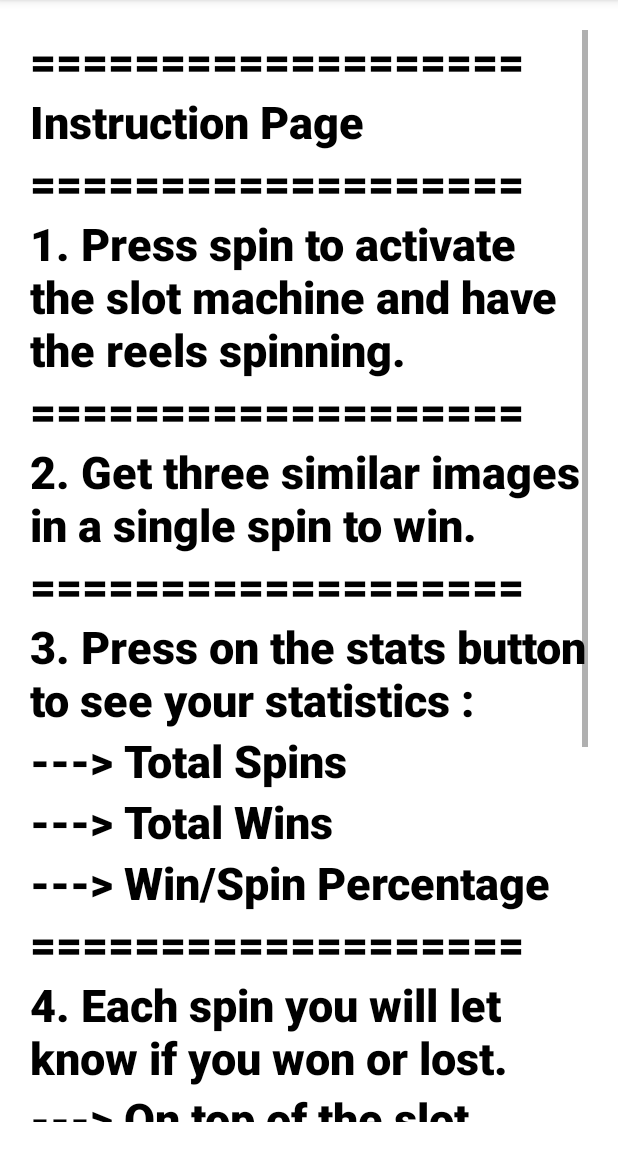
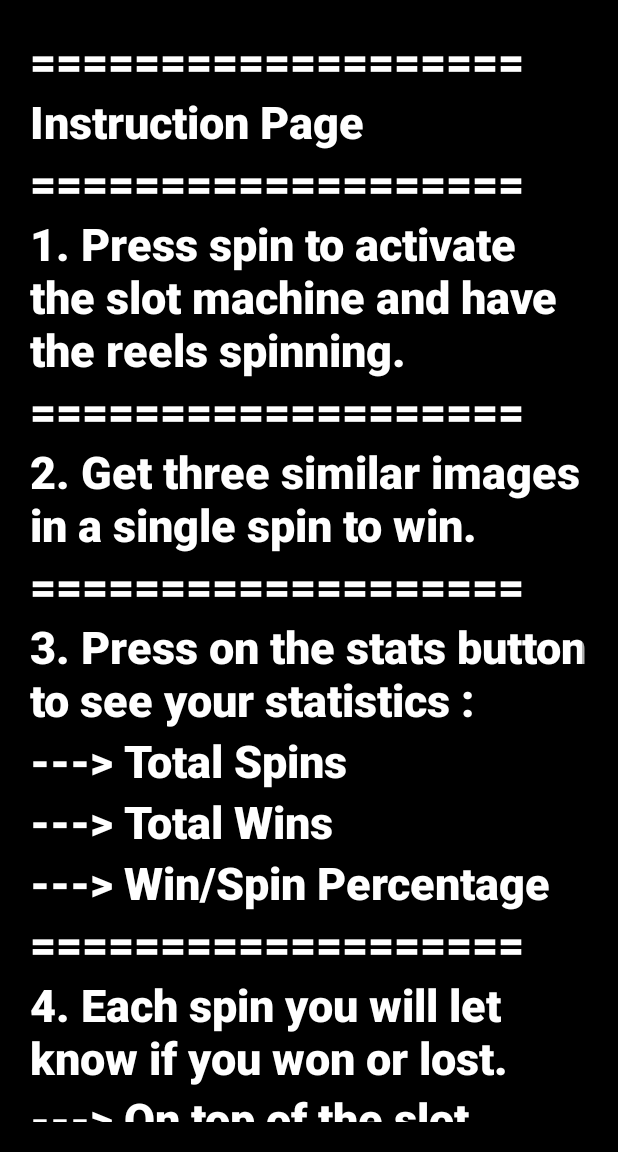
Before and after one commit to ndavido/One_Armed_Bandit, an Android app: the Instructions screen opened directly, with no data from a screen before it, on a phone screen of 412 x 824 dp, the part 84-1236 px from its top. Run offline under Robolectric (Android 15) with nearby library versions, the light colour scheme and no system bars.

Commit message:
Changed colour scheme in Instruction Page

```diff
--- a/app/src/main/res/layout/activity_instructions.xml
+++ b/app/src/main/res/layout/activity_instructions.xml
@@ -4,6 +4,7 @@
     xmlns:tools="http://schemas.android.com/tools"
     android:layout_width="match_parent"
     android:layout_height="match_parent"
+    android:background="@color/black"
     tools:context=".MainActivity">
 
     <androidx.recyclerview.widget.RecyclerView
--- a/app/src/main/res/layout/list_item.xml
+++ b/app/src/main/res/layout/list_item.xml
@@ -4,6 +4,6 @@
     android:layout_width="wrap_content"
     android:layout_height="wrap_content"
     android:textSize="30dp"
-    android:textColor="@color/black"
+    android:textColor="@color/white"
     android:textStyle="normal"
     android:fontFamily="sans-serif-black"/>
```
